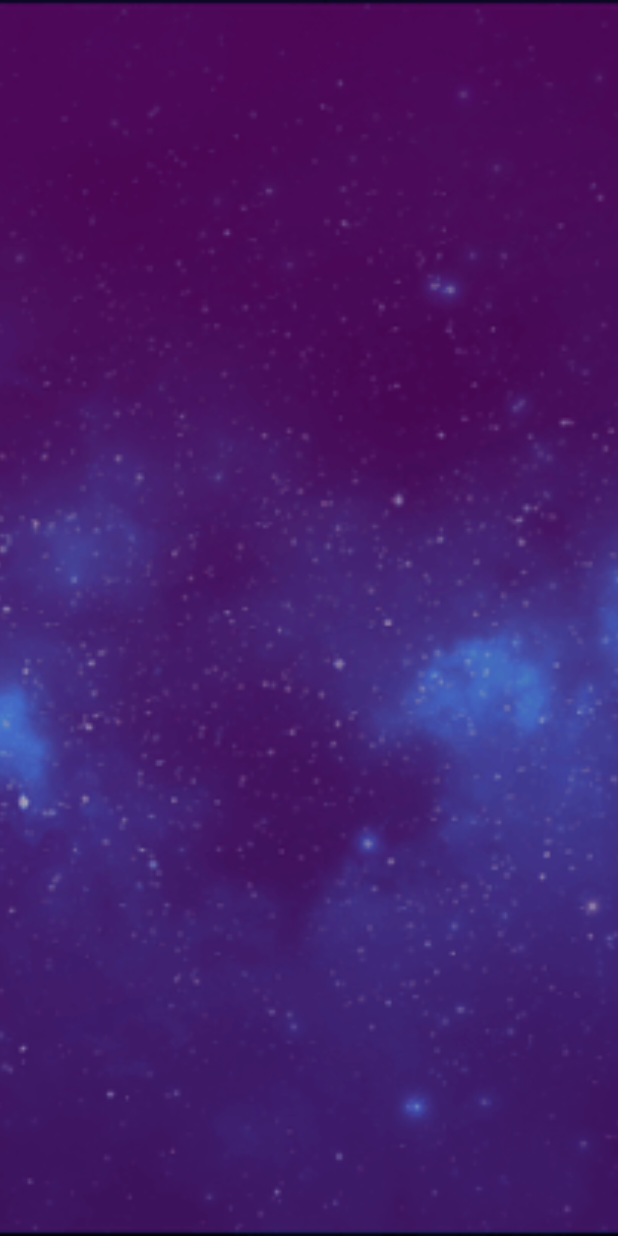
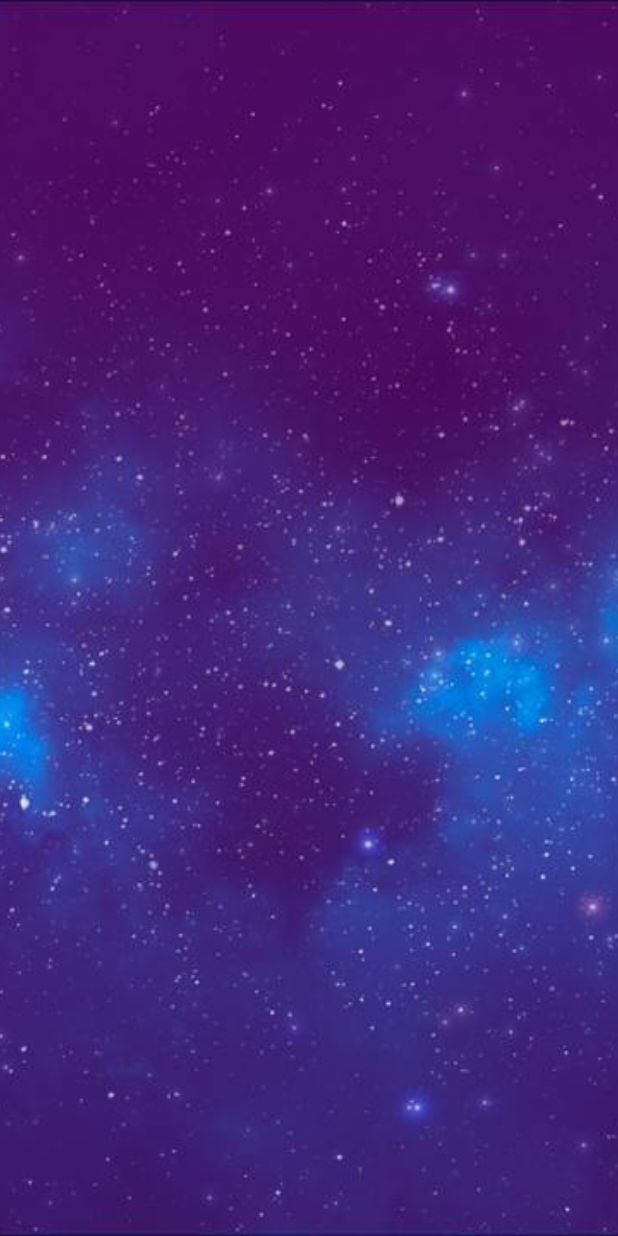
Before and after one commit to yummywakame/Codeck, an Android app: the screen it shows after launch (SplashActivity), on a phone screen of 412 x 824 dp. Run offline under Robolectric (Android 15) with nearby library versions, the phone set to English and light mode, and no system bars.

Commit message:
Layout changes and splash screen added.

```diff
--- a/app/src/main/res/layout/activity_main.xml
+++ b/app/src/main/res/layout/activity_main.xml
@@ -4,7 +4,7 @@
     xmlns:tools="http://schemas.android.com/tools"
     android:layout_width="match_parent"
     android:layout_height="match_parent"
-    android:background="#303030"
+    android:background="@color/colorPrimaryDark"
     tools:context=".PlaylistActivity">
 
     <ImageView
--- a/app/src/main/res/layout/activity_playlist.xml
+++ b/app/src/main/res/layout/activity_playlist.xml
@@ -4,7 +4,7 @@
     xmlns:tools="http://schemas.android.com/tools"
     android:layout_width="match_parent"
     android:layout_height="match_parent"
-    android:background="#000000"
+    android:background="@android:color/black"
     tools:context=".PlaylistActivity">
 
     <ImageView
--- a/app/src/main/res/layout/activity_splash.xml
+++ b/app/src/main/res/layout/activity_splash.xml
@@ -5,7 +5,7 @@
     android:layout_width="match_parent"
     android:layout_height="match_parent"
     tools:context=".SplashActivity"
-    android:background="#4c0654">
+    android:background="@color/colorSplashBackground">
 
     <ImageView
         android:id="@+id/cosmos"
--- a/app/src/main/res/layout/list_item.xml
+++ b/app/src/main/res/layout/list_item.xml
@@ -79,11 +79,6 @@
                 app:layout_constraintStart_toStartOf="parent"
                 app:layout_constraintTop_toTopOf="parent" />
 
-
         </android.support.constraint.ConstraintLayout>
-
-
     </android.support.v7.widget.CardView>
-
-
 </android.support.constraint.ConstraintLayout>
--- a/app/src/main/res/values/colors.xml
+++ b/app/src/main/res/values/colors.xml
@@ -1,10 +1,10 @@
 <?xml version="1.0" encoding="utf-8"?>
 <resources>
     <color name="colorPrimary">#505050</color>
-    <color name="colorPrimaryDark">#363636</color>
+    <color name="colorPrimaryDark">#303030</color>
     <color name="colorAccent">#ff0077</color>
     <color name="colorCool">#039be5</color>
-    <color name="colorBlack">#000000</color>
     <color name="colorBackground">#edfafd</color>
     <color name="semiTransparentWhite">#40FFFFFF</color>
+    <color name="colorSplashBackground">#4c0654</color>
 </resources>
```
Also changed, not shown: app/src/main/res/drawable-hdpi/cosmos.jpg (added), app/src/main/res/drawable-hdpi/cosmos.png (deleted), app/src/main/res/drawable-hdpi/preview_chill_study_beats_1.png, app/src/main/res/drawable-mdpi/cosmos.jpg (added), app/src/main/res/drawable-mdpi/cosmos.png (deleted), app/src/main/res/drawable-mdpi/preview_chill_study_beats_1.png, app/src/main/res/drawable-xhdpi/cosmos.jpg (added), app/src/main/res/drawable-xhdpi/cosmos.png (deleted), app/src/main/res/drawable-xhdpi/preview_chill_study_beats_1.png, app/src/main/res/drawable-xxhdpi/cosmos.jpg (added), app/src/main/res/drawable-xxhdpi/cosmos.png (deleted), app/src/main/res/drawable-xxxhdpi/cosmos.jpg (added), app/src/main/res/drawable-xxxhdpi/cosmos.png (deleted), 2 other files.
